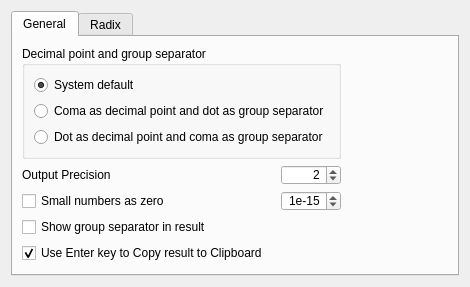
Before: the Qt Designer form plugins/CalcyPy/Calcy/calcy.ui in samsonwang/LaunchyQt, drawn with Qt 5.
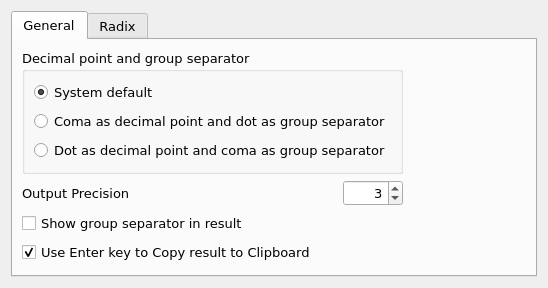
After: the same form once the commit is applied.

Commit message: option panel for CalcyPy

```diff
--- a/plugins/CalcyPy/Calcy/calcy.ui
+++ b/plugins/CalcyPy/Calcy/calcy.ui
@@ -6,7 +6,7 @@
    <rect>
     <x>0</x>
     <y>0</y>
-    <width>470</width>
+    <width>479</width>
     <height>262</height>
    </rect>
   </property>
@@ -16,6 +16,12 @@
   <layout class="QHBoxLayout" name="horizontalLayout_2">
    <item>
     <widget class="QTabWidget" name="tabWidget">
+     <property name="font">
+      <font>
+       <family>Verdana</family>
+       <pointsize>10</pointsize>
+      </font>
+     </property>
      <property name="currentIndex">
       <number>0</number>
      </property>
@@ -80,7 +86,7 @@
               </widget>
              </item>
              <item>
-              <widget class="QSpinBox" name="spinboxOutputPrecision">
+              <widget class="QSpinBox" name="spinBoxOutputPrecision">
                <property name="sizePolicy">
                 <sizepolicy hsizetype="Fixed" vsizetype="Fixed">
                  <horstretch>0</horstretch>
@@ -96,7 +102,7 @@
                <property name="maximumSize">
                 <size>
                  <width>60</width>
-                 <height>20</height>
+                 <height>30</height>
                 </size>
                </property>
                <property name="toolTip">
@@ -109,67 +115,10 @@
                 <number>0</number>
                </property>
                <property name="maximum">
-                <number>71</number>
+                <number>10</number>
                </property>
                <property name="value">
-                <number>2</number>
-               </property>
-              </widget>
-             </item>
-            </layout>
-           </item>
-           <item>
-            <layout class="QHBoxLayout" name="horizontalLayout_4">
-             <item>
-              <widget class="QCheckBox" name="checkBoxZeroTreshold">
-               <property name="toolTip">
-                <string>Enable or disable diplaying small enough numbers as zero.</string>
-               </property>
-               <property name="text">
-                <string>Small numbers as zero</string>
-               </property>
-               <property name="checked">
-                <bool>false</bool>
-               </property>
-              </widget>
-             </item>
-             <item>
-              <widget class="QSpinBox" name="spinBoxZeroTreshold">
-               <property name="minimumSize">
-                <size>
-                 <width>55</width>
-                 <height>0</height>
-                </size>
-               </property>
-               <property name="maximumSize">
-                <size>
-                 <width>60</width>
-                 <height>20</height>
-                </size>
-               </property>
-               <property name="toolTip">
-                <string>Numbers smaller than this will be displayed as zeroes. </string>
-               </property>
-               <property name="alignment">
-                <set>Qt::AlignRight|Qt::AlignTrailing|Qt::AlignVCenter</set>
-               </property>
-               <property name="suffix">
-                <string/>
-               </property>
-               <property name="prefix">
-                <string>1e</string>
-               </property>
-               <property name="minimum">
-                <number>-200</number>
-               </property>
-               <property name="maximum">
-                <number>-10</number>
-               </property>
-               <property name="singleStep">
-                <number>1</number>
-               </property>
-               <property name="value">
-                <number>-15</number>
+                <number>3</number>
                </property>
               </widget>
              </item>
@@ -189,7 +138,7 @@
             </widget>
            </item>
            <item>
-            <widget class="QCheckBox" name="checkBoxUseEnterKey">
+            <widget class="QCheckBox" name="checkBoxCopyToClipboard">
              <property name="toolTip">
               <string>If this option is enabled, pressing enter key will copy calculation result to clipboard.</string>
              </property>
@@ -225,6 +174,9 @@
               <property name="text">
                <string>Bin</string>
               </property>
+              <property name="checked">
+               <bool>true</bool>
+              </property>
              </widget>
             </item>
             <item>
@@ -232,6 +184,9 @@
               <property name="text">
                <string>Oct</string>
               </property>
+              <property name="checked">
+               <bool>true</bool>
+              </property>
              </widget>
             </item>
             <item>
@@ -249,6 +204,19 @@
               <property name="text">
                <string>Hex</string>
               </property>
+              <property name="checked">
+               <bool>true</bool>
+              </property>
+             </widget>
+            </item>
+            <item>
+             <widget class="QCheckBox" name="checkBoxSizeOut">
+              <property name="text">
+               <string>Size</string>
+              </property>
+              <property name="checked">
+               <bool>true</bool>
+              </property>
              </widget>
             </item>
            </layout>
@@ -262,7 +230,7 @@
               <string>Show prefix for given number base in results (i.e. &quot;0x&quot; for hexadecimal numbers)</string>
              </property>
              <property name="text">
-              <string>Show base prefix in results</string>
+              <string>Show base prefix in result</string>
              </property>
              <property name="checked">
               <bool>true</bool>
@@ -274,12 +242,18 @@
              <property name="text">
               <string>Show leading zeros in bin output</string>
              </property>
+             <property name="checked">
+              <bool>true</bool>
+             </property>
             </widget>
            </item>
            <item>
             <widget class="QCheckBox" name="checkBoxShowLeadingZerosOct">
              <property name="text">
-              <string>Show leading zeroes in oct output</string>
+              <string>Show leading zeros in oct output</string>
+             </property>
+             <property name="checked">
+              <bool>true</bool>
              </property>
             </widget>
            </item>
```
The commit also changes 4 other files.
